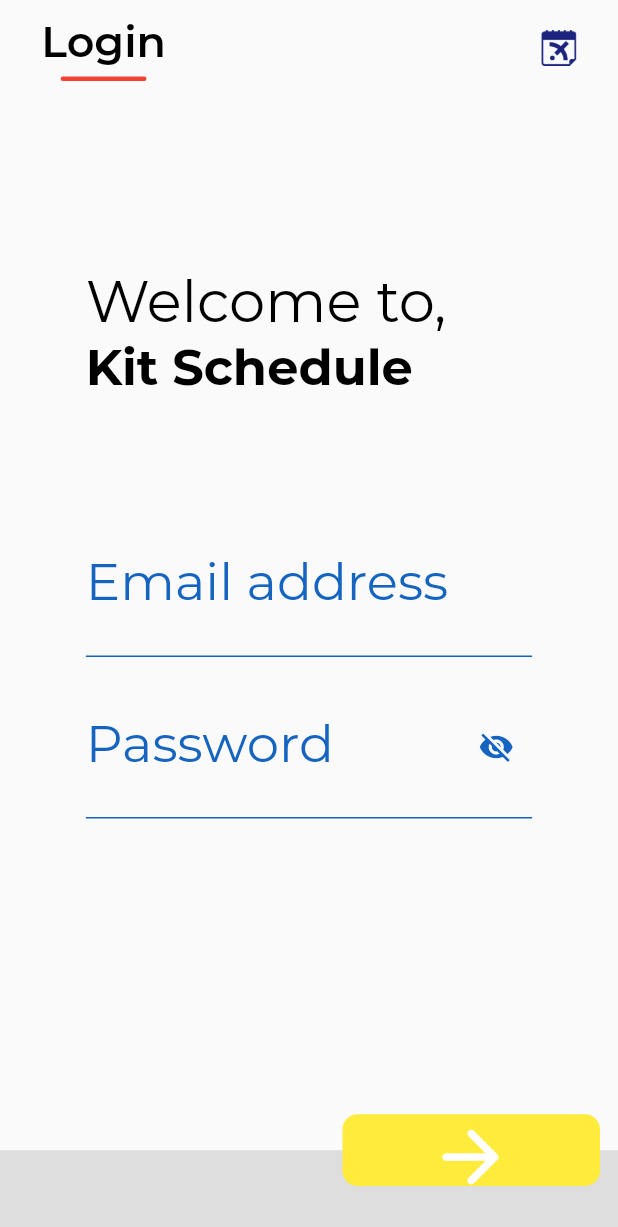
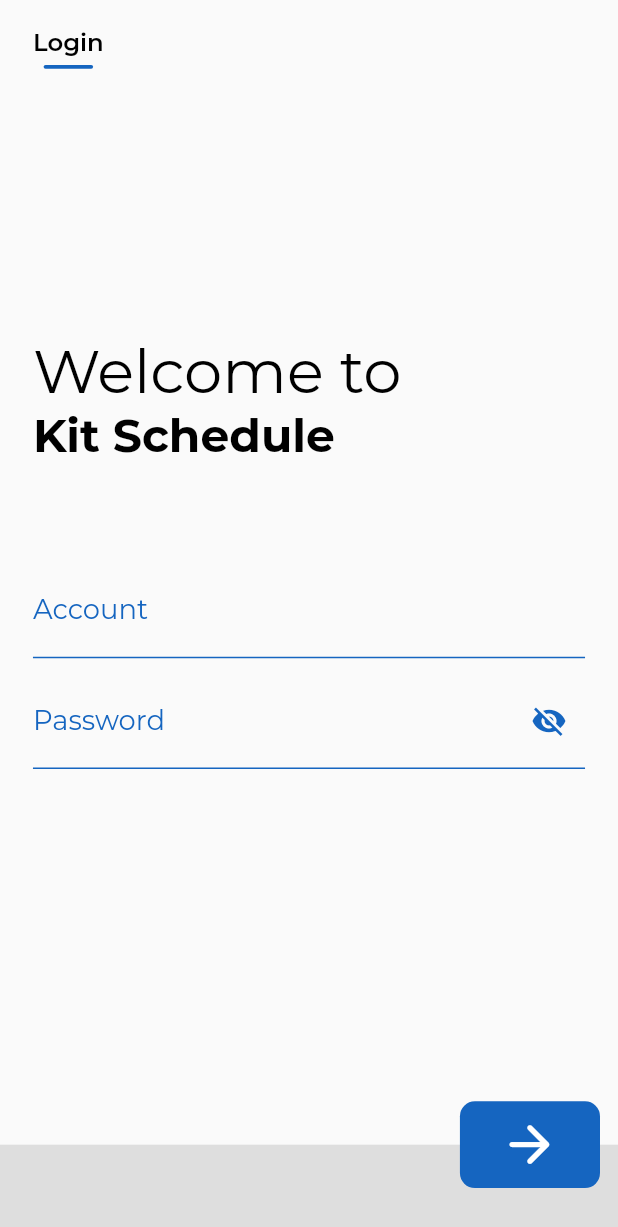
Before and after one commit to hatuan314/kit-schedule, a Flutter app: the screen it shows after launch, on a phone screen of 412 x 824 dp. Shown: the top 1227 px of the screen. Run offline on Flutter 3.47's test engine with Material 2 defaults, Android fonts, the phone set to English and light mode, and no system bars; our stand-ins replace awesome_dialog, dio, equatable, flutter_bloc, flutter_screenutil, flutter_svg and 3 more; missing offline and left inert: flutter_rounded_date_picker; accounts and stored records are empty; statements that could not run were skipped; project files that could hold a hidden picture were left out.

Commit message:
Fix bug,size,color

```diff
--- a/lib/app.dart
+++ b/lib/app.dart
@@ -1,17 +1,21 @@
 import 'package:flutter/material.dart';
+import 'package:flutter_screenutil/flutter_screenutil.dart';
 import 'package:schedule/route.dart';
 
 class MyApp extends StatelessWidget {
   // This widget is the root of your application.
   @override
   Widget build(BuildContext context) {
-    return MaterialApp(
-      debugShowCheckedModeBanner: false,
-      theme: ThemeData(
-        brightness: Brightness.light,
-        primaryColor: Colors.blue[900],
+    return ScreenUtilInit(
+      designSize: Size(375, 812), //iPhone X size
+      builder: () => MaterialApp(
+        debugShowCheckedModeBanner: false,
+        theme: ThemeData(
+          brightness: Brightness.light,
+          primaryColor: Colors.blue[900],
+        ),
+        onGenerateRoute: router(),
       ),
-      onGenerateRoute: router(),
     );
   }
 }
--- a/lib/src/blocs/register/register_bloc.dart
+++ b/lib/src/blocs/register/register_bloc.dart
@@ -16,9 +16,8 @@ class RegisterBloc extends Bloc<RegisterEvent, RegisterState> {
   RepositoryOffline _offline = RepositoryOffline();
   ShareService _shareService = ShareService();
 
-  @override
-  // TODO: implement initialState
-  RegisterState get initialState => RegisterInitState();
+  RegisterBloc() : super(RegisterInitState());
+
 
   @override
   Stream<RegisterState> mapEventToState(RegisterEvent event) async* {
--- a/lib/src/ui/views/register/sign_in_constains.dart
+++ b/lib/src/ui/views/register/sign_in_constains.dart
@@ -1,17 +1,32 @@
 import 'dart:ui';
 
 import 'package:flutter/material.dart';
+import 'package:flutter_screenutil/flutter_screenutil.dart';
 import 'package:schedule/src/utils/multi_screen/flutter_screen_util.dart';
 
 class SignInConstains {
-  static double sizeLoginTxt = ScUtil.getInstance()!.setSp(25);
+  static String loginTxt='Login';
+  static String welcomeTxt="Welcome to";
+  static String kitScheduleTxt="Kit Schedule";
+  static String accountTxt="Account";
+  static String passwordTxt="Password";
+  static Color colorDefault = Colors.blue[800]!;
+  static double horizontalScreen = 20.w;
   static TextStyle textStyleTextField =
       TextStyle(color: Colors.blue[800], fontFamily: "MR");
   static TextStyle textStyleTxt = TextStyle(
-      color: Colors.black,
-      fontFamily: "MR",
-      fontSize: ScUtil.getInstance()!.setSp(70),
-      fontWeight: FontWeight.w400);
-  static double sizeWelcomeTxt = ScUtil.getInstance()!.setSp(70);
-  static double sizeKitScheduleTxt = ScUtil.getInstance()!.setSp(60);
+      color: Colors.black, fontFamily: "MR", fontWeight: FontWeight.w400);
+  static double heightLineLogin=2.5.h;
+  static double widthLineLogin=30.w;
+  static double sizeWelcomeTxt = 40.sp;
+  static double sizeIconKit=30.h;
+  static double sizeLoginTxt=16.sp;
+  static double sizeKitScheduleTxt = 30.sp;
+  static double sizeLabelText = 18.sp;
+  static double heightLoginBtn = 57.h;
+  static double widthLoginBtn = 85.w;
+  static double paddingTextToTextFiled = 65.h;
+  static double paddingEnd = 90.h;
+  static double sizeIconContinue = 40.sp;
+  static double heightBottomBar = 60.h;
 }
--- a/lib/src/ui/views/register/sign_in_view.dart
+++ b/lib/src/ui/views/register/sign_in_view.dart
@@ -1,3 +1,5 @@
+import 'dart:developer';
+
 import 'package:flutter/cupertino.dart';
 import 'package:flutter/material.dart';
 import 'package:flutter_bloc/flutter_bloc.dart';
@@ -46,25 +48,26 @@ class _SignInViewState extends State<SignInView> {
           appBar: AppBarWidget(),
           body: Container(
             margin: EdgeInsets.symmetric(
-                horizontal: 50.sp), //sẽ bị lỗi do chưa có thư viện /// fix xong, chỉ cần làm lần đầu với các file
+                horizontal: SignInConstains.horizontalScreen), //sẽ bị lỗi do chưa có thư viện /// fix xong, chỉ cần làm lần đầu với các file
             height: MediaQuery.of(context).size.height,
             child: Column(
               crossAxisAlignment: CrossAxisAlignment.start,
               mainAxisAlignment: MainAxisAlignment.center,
               children: [
                 Text(
-                  "Welcome to,",
+                  SignInConstains.welcomeTxt,
                   style: SignInConstains.textStyleTxt
                       .copyWith(fontSize: SignInConstains.sizeWelcomeTxt),
                 ),
                 Text(
-                  "Kit Schedule",
+                  SignInConstains.kitScheduleTxt,
                   style: SignInConstains.textStyleTxt.copyWith(
                       fontWeight: FontWeight.bold,
                       fontSize: SignInConstains.sizeKitScheduleTxt),
                 ),
                 SizedBox(
-                  height: 65.h, /// chỉ cần gõ 65.h
+                  height: SignInConstains.paddingTextToTextFiled,
+                  /// chỉ cần gõ 65.h
                 ),
                 Form(
                     key: _textFormKey,
@@ -72,27 +75,26 @@ class _SignInViewState extends State<SignInView> {
                       children: [
                         LoginTextField(
                           textController: _accountController,
-                          labelText: 'Email address',
+                          labelText: SignInConstains.accountTxt,
                         ),
                         SizedBox(
                           height: 10.h,
                         ),
                         LoginTextField(
-                          showPassWordBtn: state is RegisterLoadingState
-                              ? (){}
-                              : () {
+                          showPassWordBtn:state is RegisterLoadingState ?
+                              (){}:() {
+
                             BlocProvider.of<RegisterBloc>(context)
-                              ..add(ShowPasswordOnPress(
-                                  isShow ? false : true));
+                                .add(ShowPasswordOnPress(!isShow));
                           },
                           textController: _passwordController,
-                          labelText: 'Password',
+                          labelText: SignInConstains.passwordTxt,
                           obscureText: isShow,
                         ),
                       ],
                     )),
                 SizedBox(
-                  height: 90.h,
+                  height: SignInConstains.paddingEnd,
                 )
               ],
             ),
@@ -104,16 +106,16 @@ class _SignInViewState extends State<SignInView> {
                     _setOnClickLoginButton(state);
                   },
             child: Container(
-              height: 40.h,
-              width: 150.w,
+              height: SignInConstains.heightLoginBtn,
+              width: SignInConstains.widthLoginBtn,
               decoration: BoxDecoration(
-                  color: Colors.yellow,
+                  color: SignInConstains.colorDefault,
                   borderRadius: BorderRadius.all(Radius.circular(10))),
               child: state is RegisterLoadingState
-                  ? _loadingUI(state)
+                  ? _loadingUI()
                   : Icon(
                       Icons.arrow_forward_rounded,
-                size: 50.sp,
+                      size: SignInConstains.sizeIconContinue,
                       color: Colors.white,
                     ),
             ),
@@ -121,7 +123,7 @@ class _SignInViewState extends State<SignInView> {
           floatingActionButtonLocation:
               FloatingActionButtonLocation.miniEndDocked,
           bottomNavigationBar: Container(
-            height: 50.sp,
+            height: SignInConstains.heightBottomBar,
             width: double.infinity,
             color: Colors.grey.withOpacity(0.3),
           ),
@@ -130,14 +132,15 @@ class _SignInViewState extends State<SignInView> {
     );
   }
 
-  _loadingUI(RegisterState state) {
+  _loadingUI() {
     return Container(
-      child: LoadingWidget(color: Colors.blue,),
+      child: LoadingWidget(
+        color: Colors.blue,
+      ),
     );
   }
 
   Future _setOnClickLoginButton(RegisterState state) async {
-    FocusScope.of(context).requestFocus(new FocusNode());
     if (_textFormKey.currentState!.validate()) {
       BlocProvider.of<RegisterBloc>(context)
         ..add(SignInOnPressEvent(_accountController.text.toUpperCase().trim(),
--- a/lib/src/ui/views/register/widgets/app_bar.dart
+++ b/lib/src/ui/views/register/widgets/app_bar.dart
@@ -1,6 +1,7 @@
 import 'package:flutter/material.dart';
 import 'package:flutter_screenutil/flutter_screenutil.dart';
-import 'package:schedule/src/utils/multi_screen/flutter_screen_util.dart';
+
+import '../sign_in_constains.dart';
 
 class AppBarWidget extends StatelessWidget implements PreferredSizeWidget {
   @override
@@ -8,7 +9,7 @@ class AppBarWidget extends StatelessWidget implements PreferredSizeWidget {
     return SafeArea(
       child: Container(
         margin:
-            EdgeInsets.symmetric(horizontal: ScUtil.getInstance()!.setSp(50)),
+            EdgeInsets.symmetric(horizontal: SignInConstains.horizontalScreen),
         child: Row(
           mainAxisAlignment: MainAxisAlignment.spaceBetween,
           children: [
@@ -16,32 +17,32 @@ class AppBarWidget extends StatelessWidget implements PreferredSizeWidget {
               mainAxisAlignment: MainAxisAlignment.center,
               children: [
                 Text(
-                  'Login',
+                  SignInConstains.loginTxt,
                   style: TextStyle(
                       fontFamily: "MR",
                       color: Colors.black,
                       fontWeight: FontWeight.w600,
-                      fontSize: 25.sp),
+                      fontSize: SignInConstains.sizeLoginTxt),
                 ),
                 SizedBox(
                   height:  5.h,
                 ),
                 Container(
-                  width: 50.w,
-                  height: 2.5.h,
+                  width: SignInConstains.widthLineLogin,
+                  height: SignInConstains.heightLineLogin,
                   decoration: BoxDecoration(
-                      color: Colors.red,
+                      color: SignInConstains.colorDefault,
                       borderRadius: BorderRadius.all(Radius.circular(10))),
                 ),
               ],
             ),
-            Container(
-              height: 20.h,
-              width: 20.h,
-              decoration: BoxDecoration(
-                  image: DecorationImage(
-                      image: AssetImage('assets/img/kit_schedule_logo.png'))),
-            )
+            // Container(
+            //   height: SignInConstains.sizeIconKit,
+            //   width:  SignInConstains.sizeIconKit,
+            //   decoration: BoxDecoration(
+            //       image: DecorationImage(
+            //           image: AssetImage('assets/img/kit_schedule_logo.png'))),
+            // )
           ],
         ),
       ),
@@ -52,26 +53,3 @@ class AppBarWidget extends StatelessWidget implements PreferredSizeWidget {
   // TODO: implement preferredSize
   Size get preferredSize => Size(double.infinity, 64);
 }
-// appBar: AppBar(
-// backgroundColor: Colors.transparent,
-// elevation: 0,
-// leading: Column(
-// children: [
-// Text('Login',style: TextStyle(
-// fontFamily: "MR",
-// color: Colors.black,
-// fontWeight: FontWeight.w600
-// ),),
-// SizedBox(
-// height: 5,
-// ),
-// Container(
-// width: 40,
-// height: 3,
-// decoration: BoxDecoration(
-// color: Colors.red,
-// borderRadius: BorderRadius.all(Radius.circular(10))),
-// ),
-// ],
-// ),
-// ),
--- a/lib/src/ui/views/register/widgets/text_form_flield.dart
+++ b/lib/src/ui/views/register/widgets/text_form_flield.dart
@@ -1,7 +1,10 @@
+import 'dart:developer';
+
 import 'package:flutter/material.dart';
+
 import 'package:flutter_screenutil/flutter_screenutil.dart';
+
 import 'package:schedule/src/ui/views/register/sign_in_constains.dart';
-import 'package:schedule/src/utils/multi_screen/flutter_screen_util.dart';
 
 class BaseTextForm extends TextFormField {
   final TextEditingController controller;
@@ -46,46 +49,47 @@ class LoginTextField extends TextFormField {
   final String? labelText;
   final IconData? iconData;
   final bool? obscureText;
-  final Function? showPassWordBtn;
+  final Function()? showPassWordBtn;
   final TextEditingController? textController;
 
   // final TextStyle height;
 
   LoginTextField(
-      { this.labelText,
-       this.iconData,
-       this.obscureText,
-       this.textController,
+      {this.labelText,
+      this.iconData,
+      this.obscureText,
+      this.textController,
       this.showPassWordBtn})
       : super(
             controller: textController,
             obscureText: obscureText ?? false,
             style: SignInConstains.textStyleTextField
-                .copyWith(fontSize: 30.sp),
-            cursorColor: Colors.blue[800],
+                .copyWith(fontSize: SignInConstains.sizeLabelText),
+            cursorColor: SignInConstains.colorDefault,
             decoration: InputDecoration(
                 // errorMaxLines: 2,
                 fillColor: Colors.transparent,
                 labelText: labelText,
                 suffixIcon: obscureText != null
                     ? IconButton(
-                        onPressed: showPassWordBtn!(),
+                        onPressed: showPassWordBtn,
                         icon: Icon(
-                          true ? Icons.visibility_off : Icons.visibility,
-                          color: Colors.blue[800],
+                          obscureText ? Icons.visibility_off : Icons.visibility,
+                          color: SignInConstains.colorDefault,
                         ),
                       )
                     : SizedBox(),
+                focusColor: Colors.red,
                 labelStyle: SignInConstains.textStyleTextField
-                    .copyWith(fontSize: 30.sp),
+                    .copyWith(fontSize: SignInConstains.sizeLabelText),
                 enabledBorder: UnderlineInputBorder(
-                  borderSide: BorderSide(color: (Colors.blue[800])!),
+                  borderSide: BorderSide(color: SignInConstains.colorDefault),
                 ),
                 focusedBorder: UnderlineInputBorder(
-                  borderSide: BorderSide(color: (Colors.blue[800])!),
+                  borderSide: BorderSide(color:SignInConstains.colorDefault),
                 ),
                 border: UnderlineInputBorder(
-                  borderSide: BorderSide(color: (Colors.blue[800])!),
+                  borderSide: BorderSide(color:SignInConstains.colorDefault),
                 ),
                 errorBorder: UnderlineInputBorder(
                     borderSide: BorderSide(color: Colors.red))),
--- a/pubspec.yaml
+++ b/pubspec.yaml
@@ -54,7 +54,7 @@ dependencies:
   flutter_rounded_date_picker: ^2.0.2
   # Dialog
   awesome_dialog: ^2.1.0
-  get_it: ^7.2.0
+#  get_it: ^7.2.0
 
   crypto: ^3.0.1
   flutter_screenutil: ^5.0.0+2
```
Also changed, not shown: pubspec.lock (deleted). Lines whose indentation alone changed are shown as unchanged.
